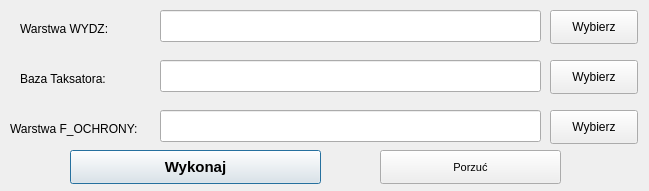
Marcus-LAS-R/LASR, file skrypty/ui/ui_baza_dopiszFO.ui: the form before one commit.
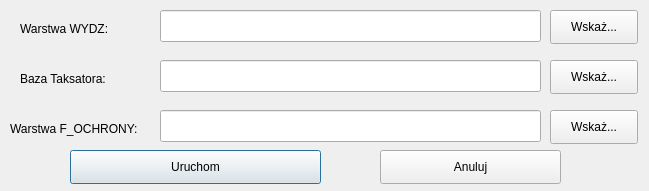
The form after the commit.

What changed in the file:
```diff
--- a/skrypty/ui/ui_baza_dopiszFO.ui
+++ b/skrypty/ui/ui_baza_dopiszFO.ui
@@ -25,13 +25,10 @@
    <property name="font">
     <font>
      <family>Arial</family>
-     <pointsize>11</pointsize>
-     <weight>75</weight>
-     <bold>true</bold>
     </font>
    </property>
    <property name="text">
-    <string>Wykonaj</string>
+    <string>Uruchom</string>
    </property>
   </widget>
   <widget class="QPushButton" name="pushButton_cancel">
@@ -46,11 +43,10 @@
    <property name="font">
     <font>
      <family>Arial</family>
-     <pointsize>8</pointsize>
     </font>
    </property>
    <property name="text">
-    <string>Porzuć</string>
+    <string>Anuluj</string>
    </property>
   </widget>
   <widget class="QLineEdit" name="lineEdit_wydz">
@@ -167,7 +163,7 @@
     </font>
    </property>
    <property name="text">
-    <string>Wybierz</string>
+    <string>Wskaż...</string>
    </property>
   </widget>
   <widget class="QPushButton" name="pushButton_baza">
@@ -185,7 +181,7 @@
     </font>
    </property>
    <property name="text">
-    <string>Wybierz</string>
+    <string>Wskaż...</string>
    </property>
   </widget>
   <widget class="QPushButton" name="pushButton_fochr">
@@ -203,7 +199,7 @@
     </font>
    </property>
    <property name="text">
-    <string>Wybierz</string>
+    <string>Wskaż...</string>
    </property>
   </widget>
  </widget>
```
